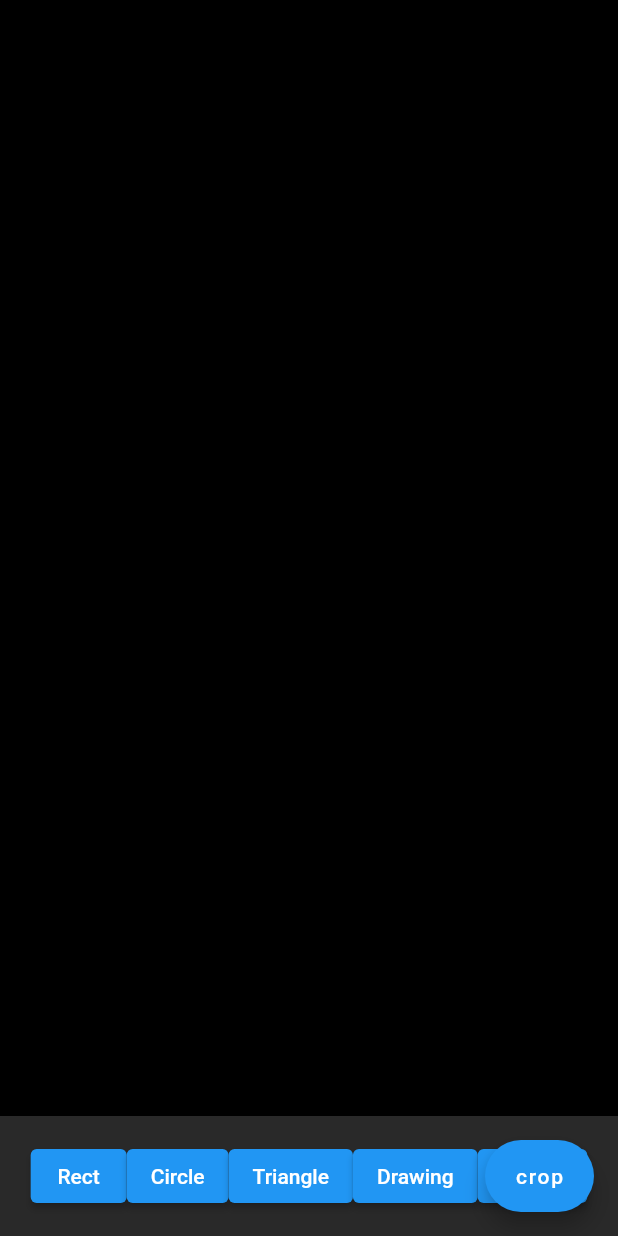
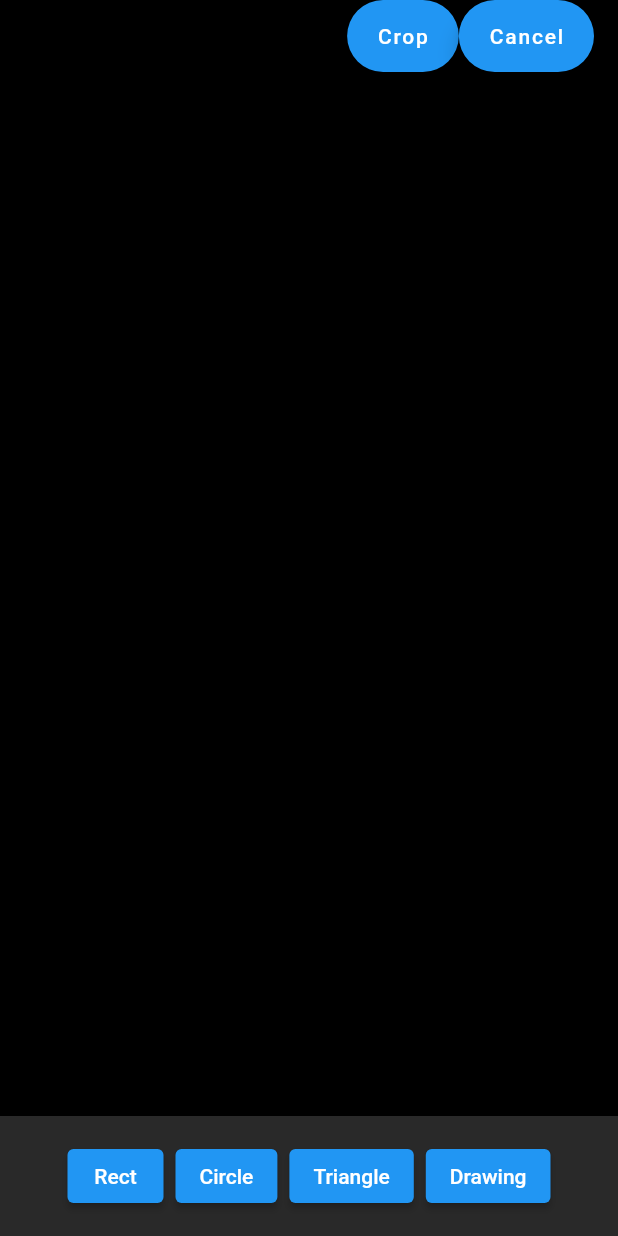
Before and after one commit to boring-km/dynamic_image_crop, a Flutter app: the CropScreen screen opened directly with empty values, after a tap on "Rect", on a phone screen of 412 x 824 dp. Run offline on Flutter 3.47's test engine with Material 2 defaults, Android fonts, the light colour scheme and no system bars; our stand-ins replace image_picker; missing offline and left inert: image_crop.

Commit message:
feat: Controller로 setState() 없이 crop type 바꿀 수 있도록 수정

```diff
--- a/example/lib/main.dart
+++ b/example/lib/main.dart
@@ -109,26 +109,34 @@ class _CropScreenState extends State<CropScreen> {
 
     return Scaffold(
       backgroundColor: Colors.black,
-      floatingActionButton: FloatingActionButton.extended(
+      floatingActionButtonLocation: FloatingActionButtonLocation.endTop,
+      floatingActionButton: Row(
+        mainAxisSize: MainAxisSize.min,
+        children: [
+          FloatingActionButton.extended(
+            heroTag: '1',
             onPressed: () {
               controller.cropImage(context);
-        }, label: const Text('crop'),
+            }, label: const Text('Crop'),
           ),
-      body: Stack(
+          FloatingActionButton.extended(
+            heroTag: '2',
+            onPressed: () {
+              changeShape(ShapeType.none);
+            }, label: const Text('Cancel'),
+          ),
+        ],
+      ),
+      body: SafeArea(
+        child: Stack(
           children: [
             Center(
-            child: Column(
-              mainAxisAlignment: MainAxisAlignment.center,
-              crossAxisAlignment: CrossAxisAlignment.center,
-              children: [
-                DynamicImageCrop(
+              child: DynamicImageCrop(
                 controller: controller,
                 imageFile: imageFile,
                 cropResult: (image, width, height) {
                   sendResultImage(image, width, height, context);
                 },
-                ),
-              ],
               ),
             ),
             Positioned(
@@ -147,12 +155,12 @@ class _CropScreenState extends State<CropScreen> {
             ),
           ],
         ),
+      ),
     );
   }
 
   Widget buildButtons() {
     return Row(
-      mainAxisAlignment: MainAxisAlignment.center,
       mainAxisSize: MainAxisSize.max,
       children: [
         ElevatedButton(
@@ -161,41 +169,33 @@ class _CropScreenState extends State<CropScreen> {
           },
           child: const Text('Rect'),
         ),
+        const SizedBox(width: 8),
         ElevatedButton(
           onPressed: () {
             changeShape(ShapeType.circle);
           },
           child: const Text('Circle'),
         ),
+        const SizedBox(width: 8),
         ElevatedButton(
           onPressed: () {
             changeShape(ShapeType.triangle);
           },
           child: const Text('Triangle'),
         ),
+        const SizedBox(width: 8),
         ElevatedButton(
           onPressed: () {
             changeShape(ShapeType.drawing);
           },
           child: const Text('Drawing'),
         ),
-        ElevatedButton(
-          onPressed: () {
-            changeShape(ShapeType.none);
-          },
-          child: const Text('cancel'),
-        ),
       ],
     );
   }
 
   void changeShape(ShapeType type) {
-    setState(() {
-      controller.changeType(ShapeType.none);
-    });
-    setState(() {
     controller.changeType(type);
-    });
   }
 
   void sendResultImage(
--- a/lib/dynamic_image_crop.dart
+++ b/lib/dynamic_image_crop.dart
@@ -45,7 +45,6 @@ class _DynamicImageCropState extends State<DynamicImageCrop> {
   void initState() {
     controller.init(
       imageFile: imageFile,
-      shapeType: ShapeType.none,
       callback: callback,
       painterKey: painterKey,
       drawingKey: drawingKey,
@@ -78,11 +77,6 @@ class _DynamicImageCropState extends State<DynamicImageCrop> {
         startMargin = (deviceWidth - painterWidth) / 2;
         topMargin = (deviceHeight - painterHeight) / 2;
 
-        debugPrint('crop screen '
-            'width: $painterWidth, '
-            'height: $painterHeight, '
-            'startMargin: $startMargin, '
-            'topMargin: $topMargin');
         loadImage();
       } else {
         // 이미지의 세로 길이가 가로 길이보다 크면
@@ -98,11 +92,7 @@ class _DynamicImageCropState extends State<DynamicImageCrop> {
 
         startMargin = (deviceWidth - painterWidth) / 2;
         topMargin = (deviceHeight - painterHeight) / 2;
-        debugPrint('crop screen '
-            'width: $painterWidth, '
-            'height: $painterHeight, '
-            'startMargin: $startMargin, '
-            'topMargin: $topMargin');
+
         loadImage();
       }
     });
@@ -110,9 +100,14 @@ class _DynamicImageCropState extends State<DynamicImageCrop> {
 
   @override
   Widget build(BuildContext context) {
-    if (controller.shapeType == ShapeType.none) {
+    return ListenableBuilder(
+      listenable: controller.shapeNotifier,
+      builder: (c, _) {
+        if (controller.shapeNotifier.shapeType == ShapeType.none) {
           return backgroundImage();
-    } else if (uiImage != null && controller.shapeType != ShapeType.drawing) {
+        }
+        if (uiImage != null &&
+            controller.shapeNotifier.shapeType != ShapeType.drawing) {
           return Stack(
             children: [
               backgroundImage(),
@@ -120,14 +115,16 @@ class _DynamicImageCropState extends State<DynamicImageCrop> {
                 painterWidth: painterWidth,
                 painterHeight: painterHeight,
                 uiImage: uiImage!,
-            shapeType: controller.shapeType,
+                shapeNotifier: controller.shapeNotifier,
                 key: painterKey,
                 startMargin: startMargin,
                 topMargin: topMargin,
               ),
             ],
           );
-    } else if (uiImage != null && controller.shapeType == ShapeType.drawing) {
+        }
+        if (uiImage != null &&
+            controller.shapeNotifier.shapeType == ShapeType.drawing) {
           return Stack(
             children: [
               backgroundImage(),
@@ -146,9 +143,10 @@ class _DynamicImageCropState extends State<DynamicImageCrop> {
               ),
             ],
           );
-    } else {
+        }
         return Container();
-    }
+      },
+    );
   }
 
   Image backgroundImage() {
--- /dev/null
+++ b/lib/shape_type_notifier.dart
@@ -0,0 +1,11 @@
+import 'package:dynamic_image_crop/shapes/shape_type.dart';
+import 'package:flutter/foundation.dart';
+
+class ShapeTypeNotifier with ChangeNotifier {
+  var shapeType = ShapeType.none;
+
+  void set(ShapeType shapeType) {
+    this.shapeType = shapeType;
+    notifyListeners();
+  }
+}
```
Also changed, not shown: lib/crop_controller.dart (+10 -10 lines), lib/painter/figure_crop_painter.dart (+12 -17 lines). Lines whose indentation alone changed are shown as unchanged.
